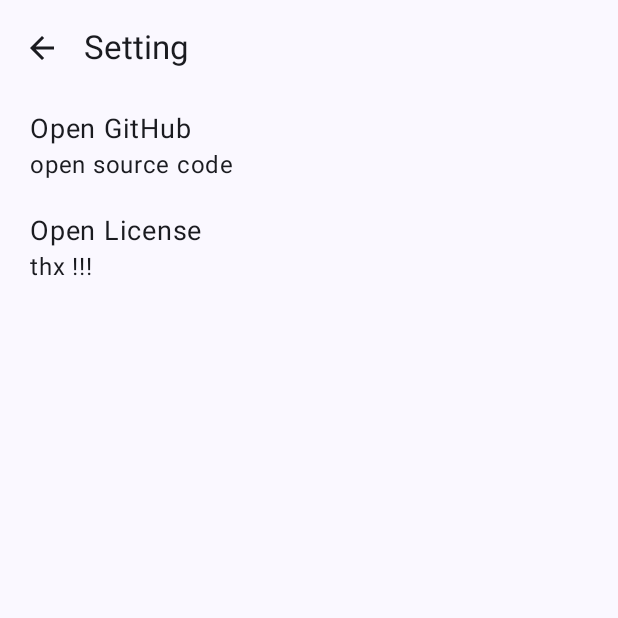
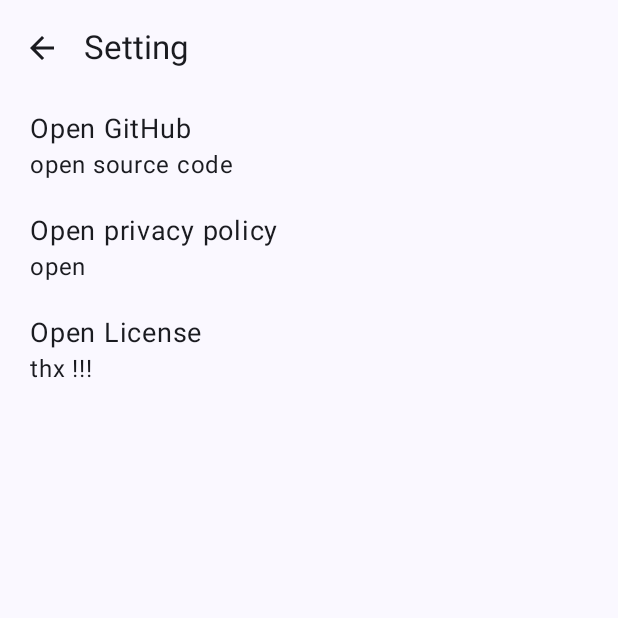
Before and after one commit to takusan23/HimariDroid, an Android app built with Jetpack Compose: the SettingScreen screen opened through its navigation route, on a phone screen of 412 x 824 dp, the top half of it. Run offline under Robolectric (Android 15) with nearby library versions, the phone set to English and light mode, and no system bars; 1 statement that could not run was skipped.

Commit message:
プライバシーポリシー導線

```diff
--- a/app/src/main/java/io/github/takusan23/himaridroid/ui/screen/SettingScreen.kt
+++ b/app/src/main/java/io/github/takusan23/himaridroid/ui/screen/SettingScreen.kt
@@ -23,6 +23,7 @@
 import io.github.takusan23.himaridroid.R
 
 private const val GITHUB_REPOSITORY_URL = "https://github.com/takusan23/HimariDroid"
+private const val PRIVACY_POLICY_URL = "https://github.com/takusan23/HimariDroid/blob/master/PRIVACY_POLICY.md"
 
 @OptIn(ExperimentalMaterial3Api::class)
 @Composable
@@ -59,6 +60,17 @@
             item {
                 SettingItem(
                     modifier = Modifier.fillMaxWidth(),
+                    title = stringResource(id = R.string.setting_open_privacy_policy_title),
+                    description = stringResource(id = R.string.setting_open_privacy_policy_description),
+                    onClick = {
+                        val intent = Intent(Intent.ACTION_VIEW, PRIVACY_POLICY_URL.toUri())
+                        context.startActivity(intent)
+                    }
+                )
+            }
+            item {
+                SettingItem(
+                    modifier = Modifier.fillMaxWidth(),
                     title = stringResource(id = R.string.setting_open_license_title),
                     description = stringResource(id = R.string.setting_open_license_description),
                     onClick = { onNavigate(NavigationPaths.License) }
--- a/app/src/main/res/values/strings.xml
+++ b/app/src/main/res/values/strings.xml
@@ -48,4 +48,6 @@
     <string name="codec_select_sheet_av1_webm_description">Same as AV1 + AAC + MP4, but the audio codec and container are different. If you want AV1 encoded videos in WebM format. If the extension MP4 is confusing, use this one.</string>
     <string name="code_select_sheet_title">Codec (video/audio)/container format settings</string>
     <string name="code_select_sheet_select_button">Codec container selection</string>
+    <string name="setting_open_privacy_policy_title">Open privacy policy</string>
+    <string name="setting_open_privacy_policy_description">open</string>
 </resources>
```
Also changed, not shown: 2 other files.
